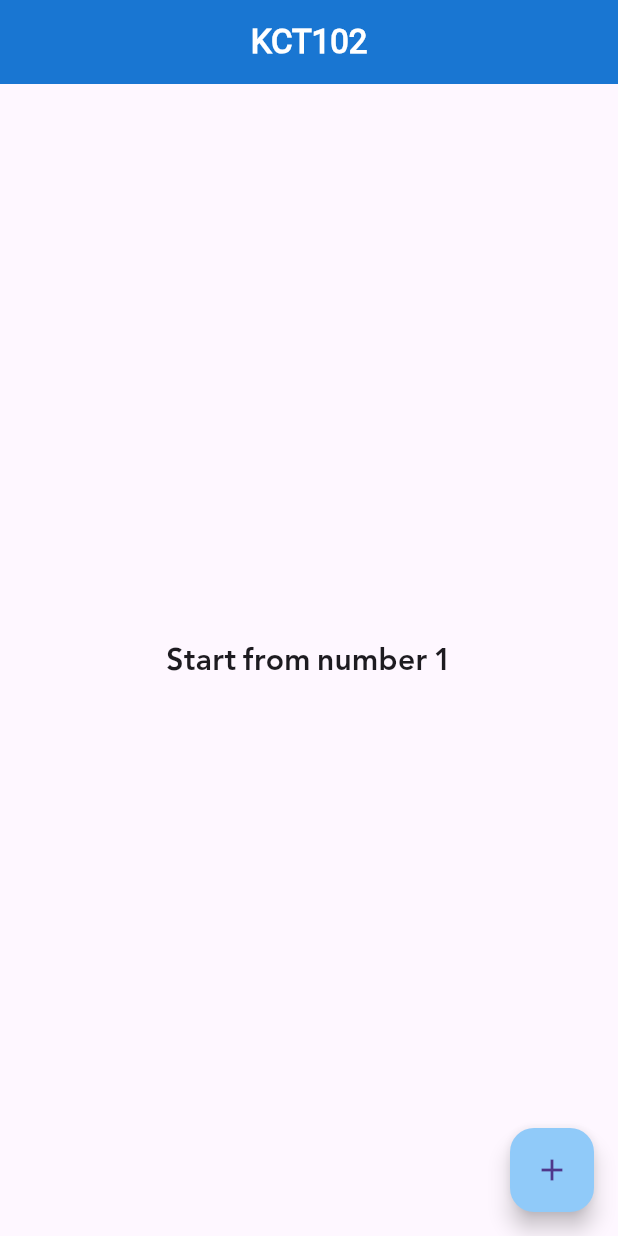
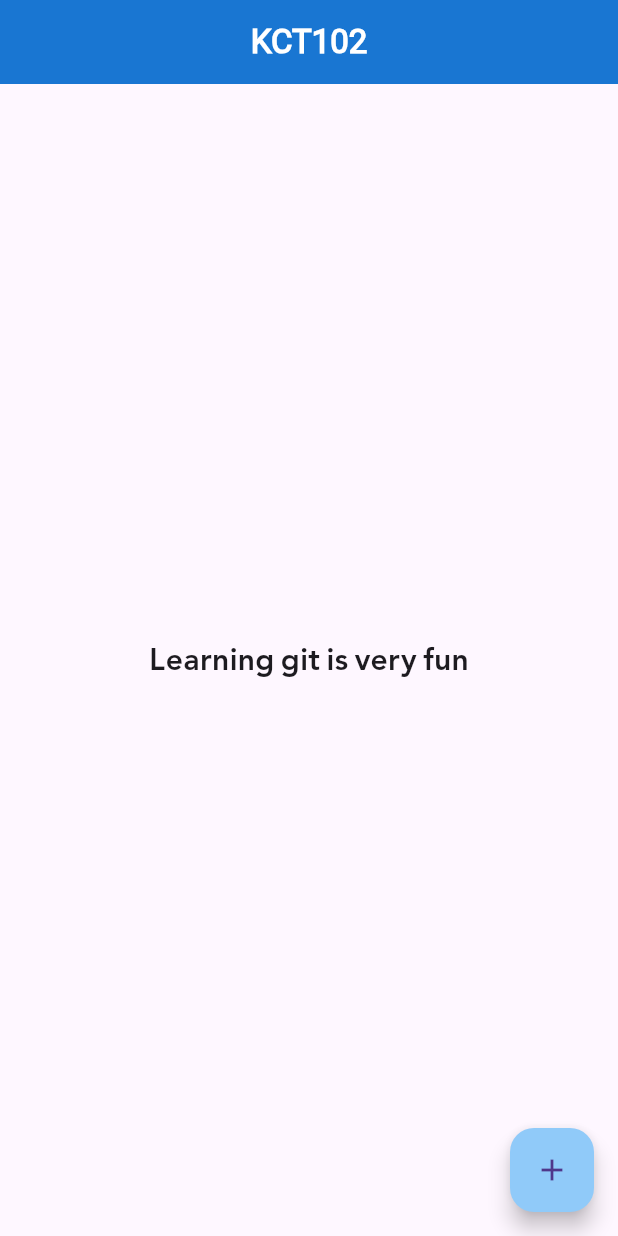
Before and after one commit to imfryad/flutter_course, a Flutter app: the screen it shows after launch, on a phone screen of 412 x 824 dp. Run offline on Flutter 3.47's test engine with Material 3 defaults, Android fonts, the phone set to English and light mode, and no system bars.

Commit message:
body title changed

```diff
--- a/lib/main.dart
+++ b/lib/main.dart
@@ -26,7 +26,7 @@ class Home extends StatelessWidget {
         ),
         body: const Center(
           child: Text(
-            'Start from number 1',
+            'Learning git is very fun',
             style: TextStyle(
               fontSize: 22.0,
               fontFamily: "kurdish",
```
